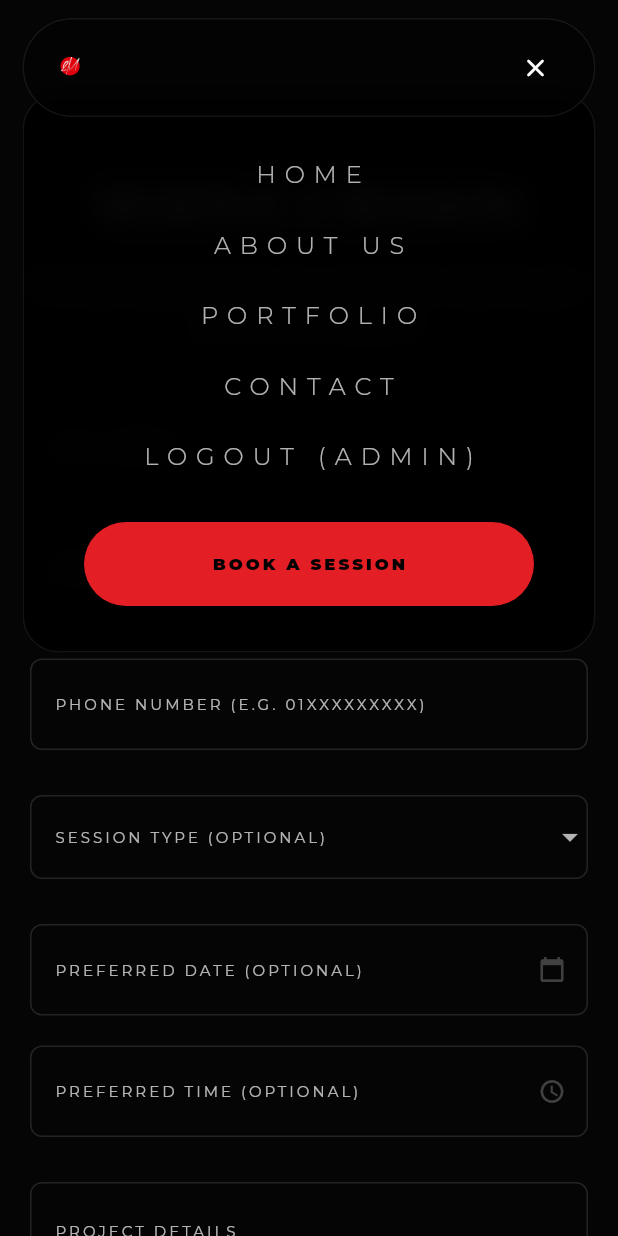
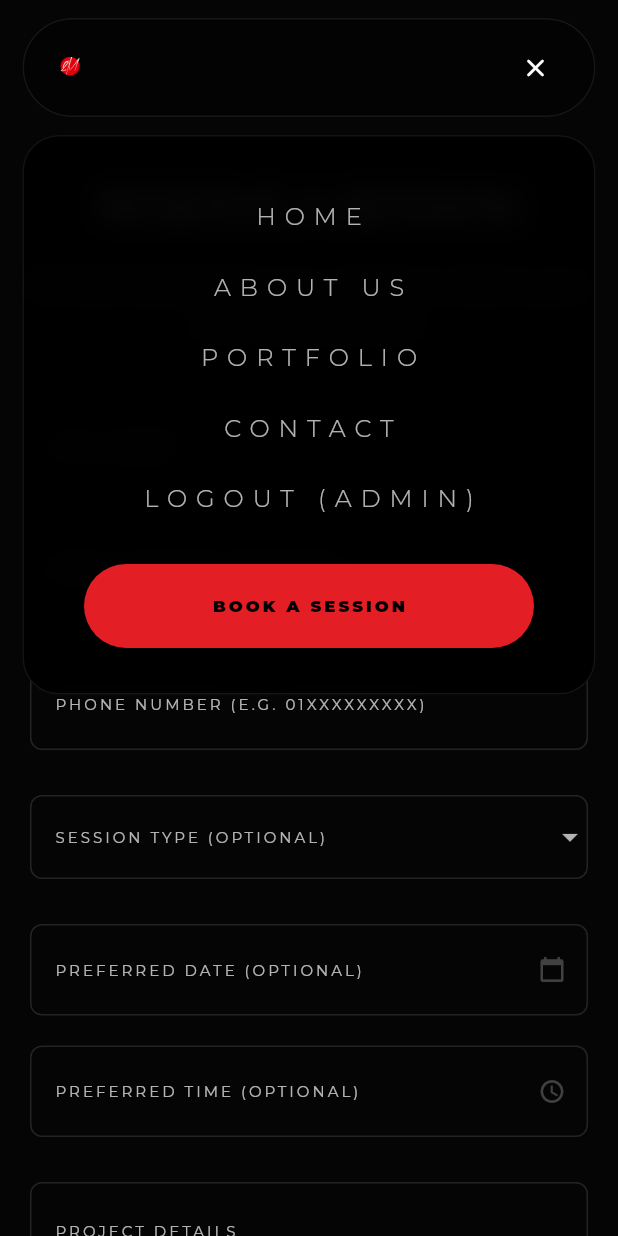
Before and after one commit to mhmdjoe/2m-studio, a Flutter app: the BookingPage screen opened by its route, after a tap on the "grid view" icon, on a phone screen of 412 x 824 dp. Run offline on Flutter 3.47's test engine with Material 3 defaults, Android fonts, the phone set to English and light mode, and no system bars; our stand-ins replace cloud_firestore, firebase_auth, firebase_core, firebase_storage, flutter_riverpod, font_awesome_flutter and 4 more; missing offline and left inert: before_after_image_slider_nullsafty; accounts and stored records are empty; network calls fail; Roboto replaces fonts that are missing (Italiana).

Commit message:
Auto update

```diff
--- a/lib/widgets/navbar.dart
+++ b/lib/widgets/navbar.dart
@@ -66,67 +66,10 @@ class _NavBarState extends ConsumerState<NavBar> with SingleTickerProviderStateM
         return Center(
           child: ConstrainedBox(
             constraints: const BoxConstraints(maxWidth: 1400),
-            child: Stack(
-              clipBehavior: Clip.none,
+            child: Column(
+              mainAxisSize: MainAxisSize.min,
               children: [
-                // 1. MOBILE DROPDOWN MENU (Placed behind the bar but expands below)
-                if (isMobile)
-                  Positioned(
-                    top: verticalMargin + 50,
-                    left: 15,
-                    right: 15,
-                    child: SizeTransition(
-                      sizeFactor: _menuAnimation,
-                      alignment: Alignment.topCenter,
-                      child: FadeTransition(
-                        opacity: _menuAnimation,
-                        child: AppTheme.glassEffect(
-                          opacity: 0.95,
-                          borderRadius: BorderRadius.circular(24),
-                          child: Padding(
-                            padding: const EdgeInsets.symmetric(vertical: 30),
-                            child: Column(
-                              mainAxisSize: MainAxisSize.min,
-                              children: [
-                                _MobileNavButton(label: 'HOME', path: '/home', onTap: () { context.go('/home'); _toggleMenu(); }),
-                                _MobileNavButton(label: 'ABOUT US', path: '/about', onTap: () { context.go('/about'); _toggleMenu(); }),
-                                _MobileNavButton(label: 'PORTFOLIO', path: '/portfolio', onTap: () { context.go('/portfolio'); _toggleMenu(); }),
-                                _MobileNavButton(label: 'CONTACT', path: '/contact', onTap: () { context.go('/contact'); _toggleMenu(); }),
-                                if (isAdmin)
-                                  _MobileNavButton(
-                                    label: 'LOGOUT (ADMIN)',
-                                    path: '/logout',
-                                    onTap: () {
-                                      ref.read(adminNotifierProvider.notifier).logout();
-                                      _toggleMenu();
-                                    }
-                                  ),
-                                const SizedBox(height: 20),
-                                Padding(
-                                  padding: const EdgeInsets.symmetric(horizontal: 40),
-                                  child: SizedBox(
-                                    width: double.infinity,
-                                    child: ElevatedButton(
-                                      onPressed: () { context.go('/booking'); _toggleMenu(); },
-                                      style: ElevatedButton.styleFrom(
-                                        backgroundColor: AppTheme.accentColor,
-                                        foregroundColor: Colors.black,
-                                        padding: const EdgeInsets.symmetric(vertical: 20),
-                                        shape: const StadiumBorder(),
-                                      ),
-                                      child: const Text('BOOK A SESSION', style: TextStyle(fontWeight: FontWeight.w900, letterSpacing: 2)),
-                                    ),
-                                  ),
-                                ),
-                              ],
-                            ),
-                          ),
-                        ),
-                      ),
-                    ),
-                  ),
-
-                // 2. MAIN NAVBAR CAPSULE
+                // 1. MAIN NAVBAR CAPSULE
                 AnimatedContainer(
                   duration: const Duration(milliseconds: 400),
                   curve: Curves.easeOutCubic,
@@ -185,6 +128,61 @@ class _NavBarState extends ConsumerState<NavBar> with SingleTickerProviderStateM
                     ),
                   ),
                 ),
+
+                // 2. MOBILE DROPDOWN MENU
+                if (isMobile)
+                  SizeTransition(
+                    sizeFactor: _menuAnimation,
+                    alignment: Alignment.topCenter,
+                    child: FadeTransition(
+                      opacity: _menuAnimation,
+                      child: Padding(
+                        padding: const EdgeInsets.fromLTRB(15, 0, 15, 20),
+                        child: AppTheme.glassEffect(
+                          opacity: 0.95,
+                          borderRadius: BorderRadius.circular(24),
+                          child: Padding(
+                            padding: const EdgeInsets.symmetric(vertical: 30),
+                            child: Column(
+                              mainAxisSize: MainAxisSize.min,
+                              children: [
+                                _MobileNavButton(label: 'HOME', path: '/home', onTap: () { context.go('/home'); _toggleMenu(); }),
+                                _MobileNavButton(label: 'ABOUT US', path: '/about', onTap: () { context.go('/about'); _toggleMenu(); }),
+                                _MobileNavButton(label: 'PORTFOLIO', path: '/portfolio', onTap: () { context.go('/portfolio'); _toggleMenu(); }),
+                                _MobileNavButton(label: 'CONTACT', path: '/contact', onTap: () { context.go('/contact'); _toggleMenu(); }),
+                                if (isAdmin)
+                                  _MobileNavButton(
+                                    label: 'LOGOUT (ADMIN)',
+                                    path: '/logout',
+                                    onTap: () {
+                                      ref.read(adminNotifierProvider.notifier).logout();
+                                      _toggleMenu();
+                                    }
+                                  ),
+                                const SizedBox(height: 20),
+                                Padding(
+                                  padding: const EdgeInsets.symmetric(horizontal: 40),
+                                  child: SizedBox(
+                                    width: double.infinity,
+                                    child: ElevatedButton(
+                                      onPressed: () { context.go('/booking'); _toggleMenu(); },
+                                      style: ElevatedButton.styleFrom(
+                                        backgroundColor: AppTheme.accentColor,
+                                        foregroundColor: Colors.black,
+                                        padding: const EdgeInsets.symmetric(vertical: 20),
+                                        shape: const StadiumBorder(),
+                                      ),
+                                      child: const Text('BOOK A SESSION', style: TextStyle(fontWeight: FontWeight.w900, letterSpacing: 2)),
+                                    ),
+                                  ),
+                                ),
+                              ],
+                            ),
+                          ),
+                        ),
+                      ),
+                    ),
+                  ),
               ],
             ),
           ),
@@ -227,6 +225,7 @@ class _DesktopNavLinksState extends ConsumerState<_DesktopNavLinks> {
 
   void _updateIndicator() {
     if (!mounted) return;
+
     final String currentPath = GoRouterState.of(context).uri.path;
 
     String? activePath;
```
Also changed, not shown: 1 other file.
